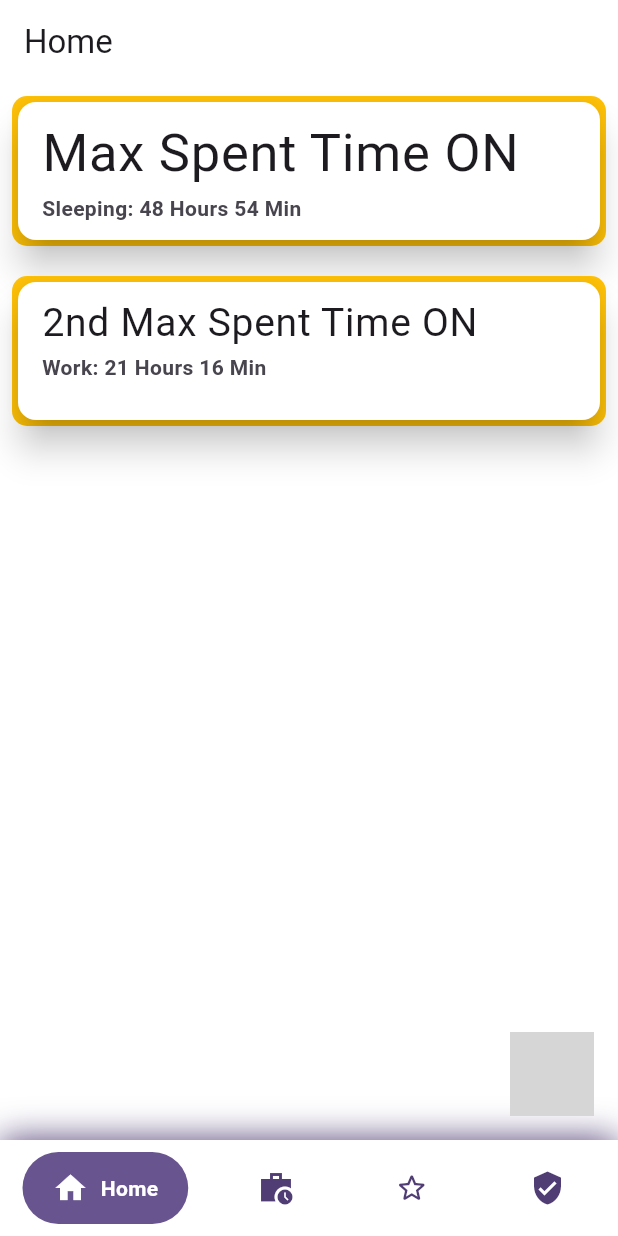
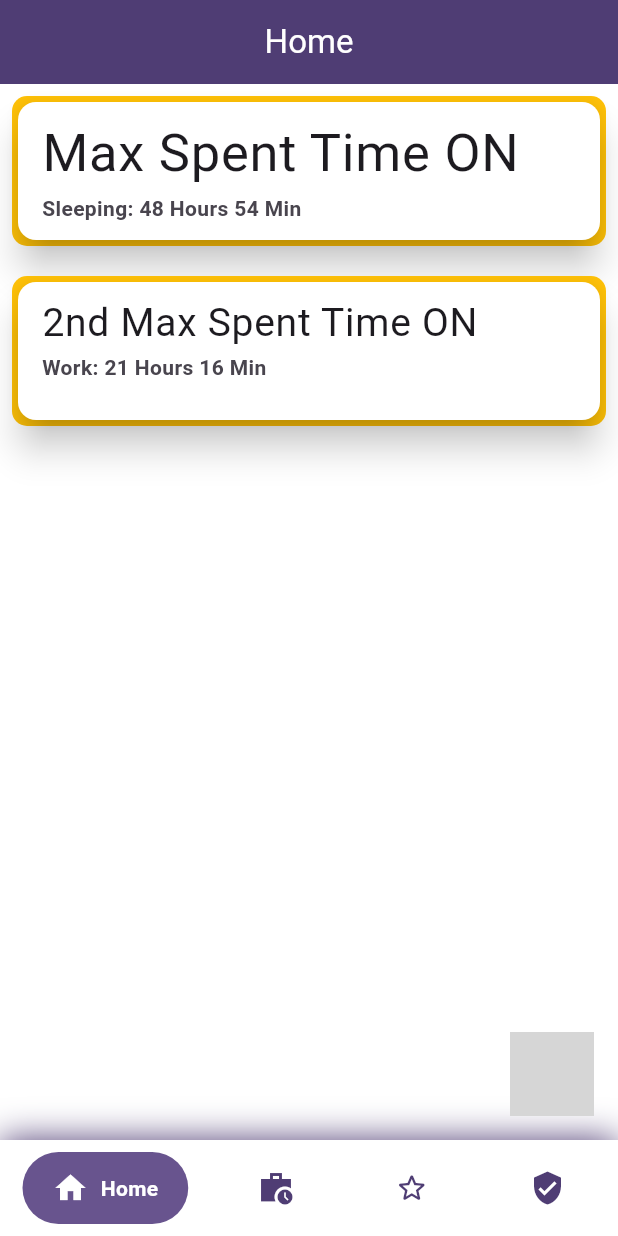
Before and after one commit to shossain786/my_habit, a Flutter app: the screen it shows after launch, on a phone screen of 412 x 824 dp. Run offline on Flutter 3.47's test engine with Material 3 defaults, Android fonts, the light colour scheme and no system bars; drawn by our look-alikes of google_nav_bar; our stand-ins replace expansion_tile_card, isar, shared_preferences; missing offline and left inert: floating_action_bubble; accounts and stored records are empty; generated files the repository leaves out were written again; grey boxes are pictures that could not be loaded.

Commit message:
my code updated working

```diff
--- a/lib/main.dart
+++ b/lib/main.dart
@@ -11,7 +11,6 @@ void main() {
     child: MyApp(),
   ));
 }
-
 
 class MyApp extends StatelessWidget {
   MyApp({super.key});
@@ -39,11 +38,15 @@ class MyApp extends StatelessWidget {
             ),
           ),
         ),
+        appBarTheme: AppBarTheme(
+          centerTitle: true,
+          backgroundColor: kColorScheme.onPrimaryContainer,
+          foregroundColor: kColorScheme.onSecondary,
+        ),
         elevatedButtonTheme: ElevatedButtonThemeData(
           style: ButtonStyle(
             backgroundColor: WidgetStatePropertyAll(
-              // kColorScheme.onPrimaryContainer.withOpacity(0.3),
-              Colors.indigo..withOpacity(0.8),
+              kColorScheme.onPrimaryContainer,
             ),
             foregroundColor: WidgetStatePropertyAll(
               kColorScheme.onSecondary,
@@ -82,8 +85,8 @@ class MyApp extends StatelessWidget {
           dataRowColor: WidgetStatePropertyAll(
             kColorScheme.onPrimary.withOpacity(0.2),
           ),
-          headingRowColor: const WidgetStatePropertyAll(
-            Colors.blue,
+          headingRowColor: WidgetStatePropertyAll(
+            kColorScheme.onPrimaryContainer,
           ),
           dividerThickness: 2,
           horizontalMargin: 10,
--- a/lib/screens/mutala/add_mutala.dart
+++ b/lib/screens/mutala/add_mutala.dart
@@ -3,8 +3,6 @@ import 'dart:convert';
 import 'package:flutter/material.dart';
 import 'package:my_habit/services/mutala_service.dart';
 import 'package:shared_preferences/shared_preferences.dart';
-
-// import '../../model/mutala_model.dart';
 
 class AddMutalaScreen extends StatefulWidget {
   const AddMutalaScreen({super.key});
--- a/pubspec.yaml
+++ b/pubspec.yaml
@@ -19,6 +19,7 @@ dependencies:
   google_nav_bar: ^5.0.6
   floating_action_bubble: ^1.1.4
   shared_preferences: ^2.2.3
+  expansion_tile_card: ^3.0.0
 
 dev_dependencies:
   flutter_test:
```
Also changed, not shown: lib/screens/mutala/display_mutala.dart (+65 -5 lines), lib/screens/test.dart (added, +34 -0 lines), lib/widgets/my_navbar.dart (+8 -0 lines), pubspec.lock.
